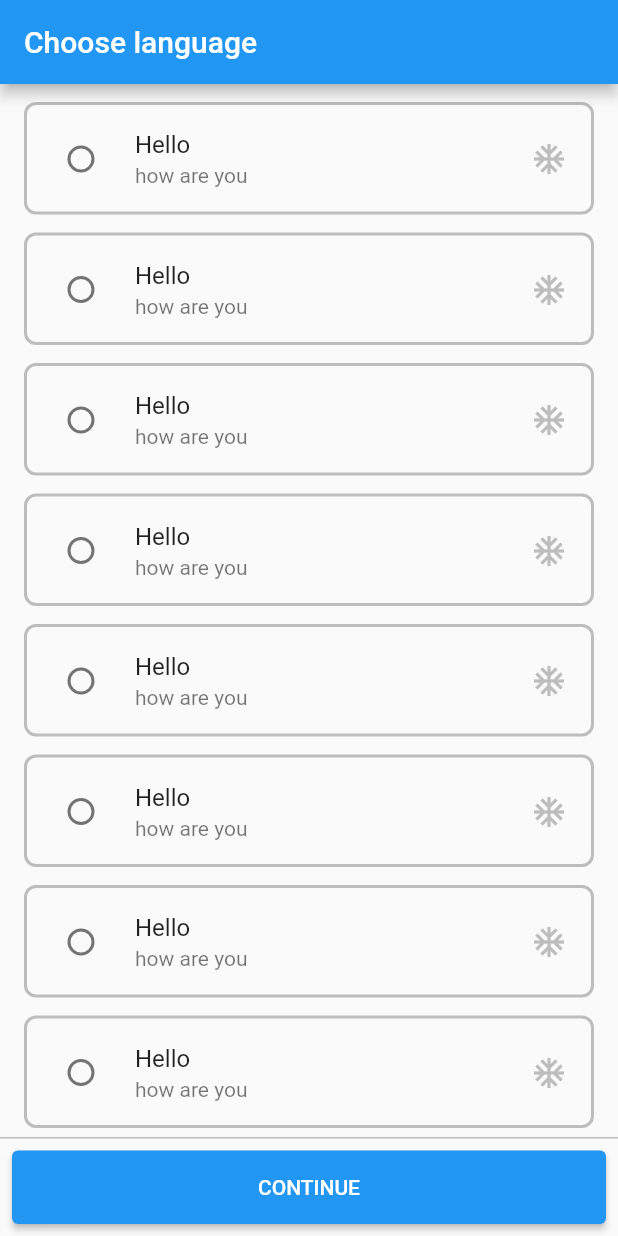
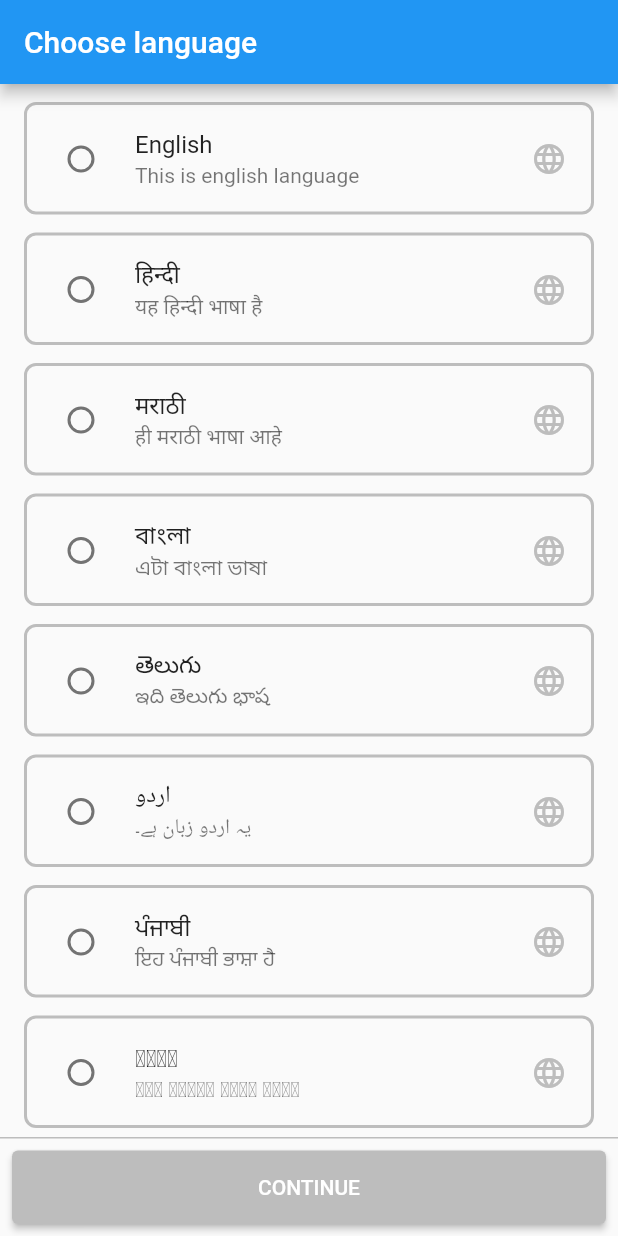
Before and after one commit to kanchasohail/flipkart_clone, a Flutter app: the screen it shows after launch, on a phone screen of 412 x 824 dp. Run offline on Flutter 3.47's test engine with Material 2 defaults, Android fonts, the light colour scheme and no system bars; our stand-ins replace animated_splash_screen, shared_preferences.

Commit message:
language saved in shared pref

```diff
--- a/lib/main.dart
+++ b/lib/main.dart
@@ -1,3 +1,4 @@
+import 'package:flipkart_clone/providers/Language_provider.dart';
 import 'package:flutter/material.dart';
 
 import 'package:provider/provider.dart';
@@ -29,6 +30,7 @@ class MyApp extends StatelessWidget {
     return MultiProvider(
       providers: [
         ChangeNotifierProvider(create: (_) => LogProvider()),
+        ChangeNotifierProvider(create: (_) => LanguageProvider()),
       ],
       child: MaterialApp(
         title: 'Flipkart Clone',
--- a/lib/models/language_model.dart
+++ b/lib/models/language_model.dart
@@ -0,0 +1,6 @@
+class LanguageModel{
+  final String title ;
+  final String subtitle ;
+
+  LanguageModel(this.title , this.subtitle);
+}
--- /dev/null
+++ b/lib/providers/Language_provider.dart
@@ -0,0 +1,25 @@
+import 'package:flipkart_clone/models/language_model.dart';
+import 'package:flutter/cupertino.dart';
+
+class LanguageProvider with ChangeNotifier{
+
+  final List<LanguageModel> _languageList = [
+    LanguageModel('English', 'This is english language'),
+    LanguageModel('हिन्दी', 'यह हिन्दी भाषा है'),
+    LanguageModel('मराठी', 'ही मराठी भाषा आहे'),
+    LanguageModel('বাংলা', 'এটা বাংলা ভাষা'),
+    LanguageModel('తెలుగు', 'ఇది తెలుగు భాష'),
+    LanguageModel('اردو', 'یہ اردو زبان ہے۔'),
+    LanguageModel('ਪੰਜਾਬੀ', 'ਇਹ ਪੰਜਾਬੀ ਭਾਸ਼ਾ ਹੈ'),
+    LanguageModel('ଓରିଆ', 'ଏହା ହେଉଛି ଓରିଆ ଭାଷା'),
+    LanguageModel('ಕನ್ನಡ', 'ಇದು ಕನ್ನಡ ಭಾಷೆ'),
+    LanguageModel('గుజరాతీ', 'ఇది గుజరాతీ భాష'),
+    LanguageModel('తెలుగు', 'ఇది తెలుగు భాష'),
+  ];
+
+  List<LanguageModel> get languageList {
+    return [..._languageList];
+  }
+
+
+}
--- a/lib/screens/select_language_screen.dart
+++ b/lib/screens/select_language_screen.dart
@@ -1,51 +1,86 @@
 import 'package:flipkart_clone/main.dart';
+import 'package:flipkart_clone/providers/Language_provider.dart';
 import 'package:flutter/material.dart';
 import 'package:flipkart_clone/widgets/language_item.dart';
+import 'package:provider/provider.dart';
 import 'package:shared_preferences/shared_preferences.dart';
 
-class SelectLanguageScreen extends StatelessWidget {
-  const SelectLanguageScreen({Key? key}) : super(key: key);
+import '../models/language_model.dart';
 
-  Future<void> _selectLanguage(BuildContext ctx) async {
+class SelectLanguageScreen extends StatefulWidget {
+  SelectLanguageScreen({Key? key}) : super(key: key);
+
+  @override
+  State<SelectLanguageScreen> createState() => _SelectLanguageScreenState();
+}
+
+class _SelectLanguageScreenState extends State<SelectLanguageScreen> {
+
+  Future<void> _selectLanguage(BuildContext ctx , String title) async {
     int isViewed = 0;
     SharedPreferences prefs = await SharedPreferences.getInstance();
     await prefs.setInt('chooseLanguage', isViewed);
+    await prefs.setString('Language', title);
+    print('$title saved as default language !!!');
     Navigator.of(ctx).pushReplacementNamed(MyHomeClass.routeName);
+  }
+
+  bool isSelected = false;
+
+  String langTitle = '';
+
+  void _isSelectedLanguage(String title) {
+    langTitle = title ;
+    setState(() {
+      isSelected = true;
+    });
   }
 
   @override
   Widget build(BuildContext context) {
+    List<LanguageModel> langList = Provider.of<LanguageProvider>(context).languageList ;
     return Scaffold(
       appBar: AppBar(
         title: const Text('Choose language'),
       ),
       body: Column(
         children: [
-          const SizedBox(height: 6,),
+          const SizedBox(
+            height: 6,
+          ),
           Expanded(
             child: SingleChildScrollView(
               child: Container(
                 height: MediaQuery.of(context).size.height - 70,
                 child: ListView.builder(
-                    itemCount: 15, itemBuilder: (ctx, index) => LanguageItem(index: index,)),
+                    itemCount: langList.length,
+                    itemBuilder: (ctx, index) => LanguageItem(
+                          index: index,
+                          title: langList[index].title,
+                          subtitle: langList[index].subtitle,
+                          isSelected: _isSelectedLanguage,
+                        )),
               ),
             ),
           ),
           // const SizedBox(height: 15,),
           Container(
             decoration: BoxDecoration(
-              border: Border(
-                top: BorderSide(width: 1 , color: Colors.grey.shade400)
-              )
-            ),
+                border: Border(
+                    top: BorderSide(width: 1, color: Colors.grey.shade400))),
             padding: EdgeInsets.all(8),
             height: 66,
             width: double.infinity,
             child: ElevatedButton(
-                onPressed: (){
-                  _selectLanguage(context);
-                },
-                child: Text('CONTINUE')),
+              onPressed: () {
+                _selectLanguage(context , langTitle);
+              },
+              child: Text('CONTINUE'),
+              style: ElevatedButton.styleFrom(
+                  backgroundColor: isSelected
+                      ? Theme.of(context).primaryColor
+                      : Colors.grey.shade400),
+            ),
           )
         ],
       ),
--- a/lib/widgets/language_item.dart
+++ b/lib/widgets/language_item.dart
@@ -1,8 +1,13 @@
 import 'package:flutter/material.dart';
+import 'package:shared_preferences/shared_preferences.dart';
 
 class LanguageItem extends StatefulWidget {
-  const LanguageItem({Key? key, required this.index}) : super(key: key);
+  LanguageItem({Key? key, required this.index , required this.title , required this.subtitle , required this.isSelected}) : super(key: key);
   final int index;
+  final String title ;
+  final String subtitle ;
+  final Function(String title) isSelected ;
+
 
   @override
   State<LanguageItem> createState() => _LanguageItemState();
@@ -38,12 +43,12 @@ class _LanguageItemState extends State<LanguageItem> {
       ),
       height: 75,
       child: RadioListTile(
-          title: const Text('Hello'),
-          subtitle: const Text("how are you"),
+          title: Text(widget.title),
+          subtitle: Text(widget.subtitle),
           activeColor: _primaryColor,
           selected: widget.index == groupValue,
           secondary: Icon(
-            Icons.ac_unit,
+            Icons.language,
             color: widget.index == groupValue
                 ? _primaryColor
                 : Colors.grey.shade400,
@@ -51,6 +56,7 @@ class _LanguageItemState extends State<LanguageItem> {
           value: widget.index,
           groupValue: groupValue,
           onChanged: (val) {
+            widget.isSelected(widget.title) ;
             selectTile(val!);
           }),
     );
```
